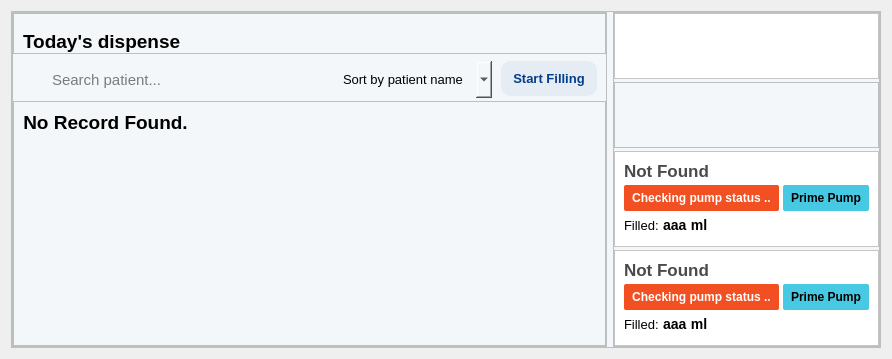
Old version of the form uiFiles/dashboard.ui in the repository Rex-Honey/medidozeNoDb.
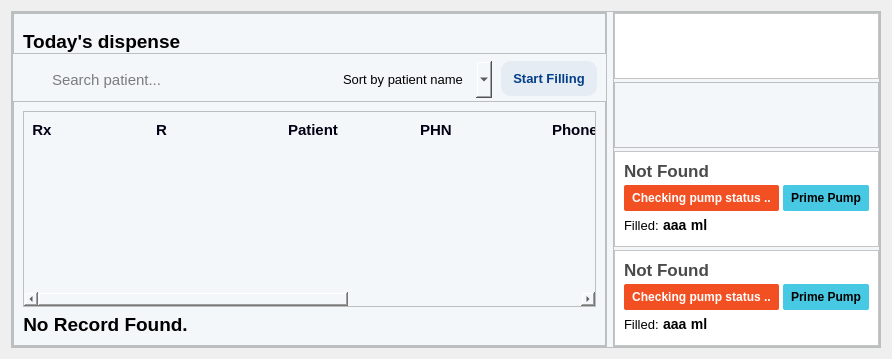
New version of the form. Icons and pictures are not drawn.

Commit message:
Add table view for dispense data in DashboardWindow
- Introduced a new QTableWidget to display dispense data, including patient information and medication details.
- Implemented methods to populate the table with data retrieved from the database, enhancing data visualization.
- Added sorting functionality to organize dispense data by patient name or route, improving user experience.
- Updated UI layout to accommodate the new table, ensuring a cohesive design in the dashboard.

```diff
--- a/uiFiles/dashboard.ui
+++ b/uiFiles/dashboard.ui
@@ -302,6 +302,140 @@
             <enum>QFrame::Raised</enum>
            </property>
            <layout class="QVBoxLayout" name="verticalLayout_27">
+            <item>
+             <widget class="QTableWidget" name="tableViewDashboard">
+              <property name="enabled">
+               <bool>true</bool>
+              </property>
+              <property name="sizePolicy">
+               <sizepolicy hsizetype="Expanding" vsizetype="MinimumExpanding">
+                <horstretch>0</horstretch>
+                <verstretch>0</verstretch>
+               </sizepolicy>
+              </property>
+              <property name="font">
+               <font>
+                <family>Nirmala UI</family>
+                <pointsize>10</pointsize>
+               </font>
+              </property>
+              <property name="focusPolicy">
+               <enum>Qt::NoFocus</enum>
+              </property>
+              <property name="styleSheet">
+               <string notr="true">QTableWidget {
+	font-size:10pt
+}
+QHeaderView::section {
+    background-color: #F4F7F9;
+    color: #020014;
+	font-weight:700;
+	border:none;
+	height:35px;
+	font-family:Nirmala UI;
+	font-size:11pt
+}
+QTableWidget::Item{
+border-bottom:1px dashed grey;
+}
+QScrollBar::handle:vertical{
+background-color:rgb(218, 221, 222)
+}
+QScrollBar::handle:horizontal{
+background-color:rgb(218, 221, 222)
+}</string>
+              </property>
+              <property name="editTriggers">
+               <set>QAbstractItemView::NoEditTriggers</set>
+              </property>
+              <property name="selectionBehavior">
+               <enum>QAbstractItemView::SelectRows</enum>
+              </property>
+              <property name="showGrid">
+               <bool>false</bool>
+              </property>
+              <attribute name="horizontalHeaderCascadingSectionResizes">
+               <bool>true</bool>
+              </attribute>
+              <attribute name="horizontalHeaderDefaultSectionSize">
+               <number>132</number>
+              </attribute>
+              <attribute name="horizontalHeaderHighlightSections">
+               <bool>false</bool>
+              </attribute>
+              <attribute name="horizontalHeaderMinimumSectionSize">
+               <number>30</number>
+              </attribute>
+              <attribute name="horizontalHeaderStretchLastSection">
+               <bool>true</bool>
+              </attribute>
+              <attribute name="verticalHeaderVisible">
+               <bool>false</bool>
+              </attribute>
+              <attribute name="verticalHeaderDefaultSectionSize">
+               <number>30</number>
+              </attribute>
+              <attribute name="verticalHeaderStretchLastSection">
+               <bool>false</bool>
+              </attribute>
+              <column>
+               <property name="text">
+                <string>  Rx</string>
+               </property>
+               <property name="textAlignment">
+                <set>AlignLeading|AlignVCenter</set>
+               </property>
+              </column>
+              <column>
+               <property name="text">
+                <string>R</string>
+               </property>
+               <property name="textAlignment">
+                <set>AlignLeading|AlignVCenter</set>
+               </property>
+              </column>
+              <column>
+               <property name="text">
+                <string>Patient</string>
+               </property>
+               <property name="textAlignment">
+                <set>AlignLeading|AlignVCenter</set>
+               </property>
+              </column>
+              <column>
+               <property name="text">
+                <string>PHN</string>
+               </property>
+               <property name="textAlignment">
+                <set>AlignLeading|AlignVCenter</set>
+               </property>
+              </column>
+              <column>
+               <property name="text">
+                <string>Phone</string>
+               </property>
+               <property name="textAlignment">
+                <set>AlignLeading|AlignVCenter</set>
+               </property>
+              </column>
+              <column>
+               <property name="text">
+                <string>Drug</string>
+               </property>
+               <property name="textAlignment">
+                <set>AlignLeading|AlignVCenter</set>
+               </property>
+              </column>
+              <column>
+               <property name="text">
+                <string>Dose</string>
+               </property>
+               <property name="textAlignment">
+                <set>AlignLeading|AlignVCenter</set>
+               </property>
+              </column>
+             </widget>
+            </item>
             <item alignment="Qt::AlignLeft|Qt::AlignTop">
              <widget class="QLabel" name="lbl_err_data">
               <property name="sizePolicy">
```
The commit also changes 1 other file.
